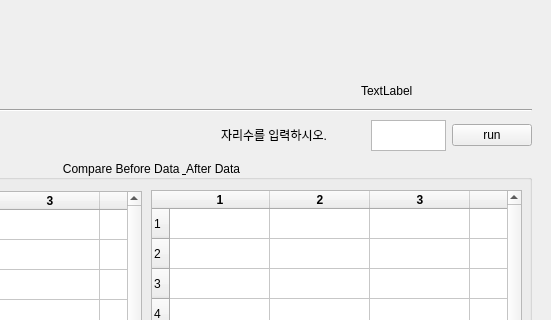
Above: UI/Rounding.ui from zel0rd/Non-Identifying before the change; both pictures show x 249 to 800 and y 0 to 320 of the 800 by 600 pixel window. Below: the same form after it.
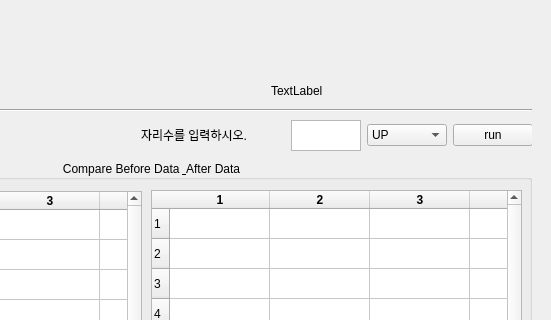
That is the form after the change.

The edit to the form file:
```diff
--- a/UI/Rounding.ui
+++ b/UI/Rounding.ui
@@ -302,7 +302,7 @@
    <widget class="QLabel" name="label_2">
     <property name="geometry">
      <rect>
-      <x>470</x>
+      <x>390</x>
       <y>120</y>
       <width>145</width>
       <height>29</height>
@@ -315,13 +315,16 @@
    <widget class="QWidget" name="horizontalLayoutWidget_3">
     <property name="geometry">
      <rect>
-      <x>620</x>
+      <x>540</x>
       <y>120</y>
-      <width>161</width>
+      <width>241</width>
       <height>31</height>
      </rect>
     </property>
     <layout class="QHBoxLayout" name="horizontalLayout_3">
+     <item>
+      <widget class="QTextEdit" name="roundText"/>
+     </item>
      <item>
       <spacer name="horizontalSpacer_5">
        <property name="orientation">
@@ -336,7 +339,28 @@
       </spacer>
      </item>
      <item>
-      <widget class="QTextEdit" name="shffleText"/>
+      <widget class="QComboBox" name="comboBox">
+       <item>
+        <property name="text">
+         <string>UP</string>
+        </property>
+       </item>
+       <item>
+        <property name="text">
+         <string>DOWN</string>
+        </property>
+       </item>
+       <item>
+        <property name="text">
+         <string>ROUND</string>
+        </property>
+       </item>
+       <item>
+        <property name="text">
+         <string>RANDOM</string>
+        </property>
+       </item>
+      </widget>
      </item>
      <item>
       <spacer name="horizontalSpacer_4">
@@ -363,7 +387,7 @@
    <widget class="QLabel" name="randomLabel">
     <property name="geometry">
      <rect>
-      <x>610</x>
+      <x>520</x>
       <y>80</y>
       <width>111</width>
       <height>21</height>
```
